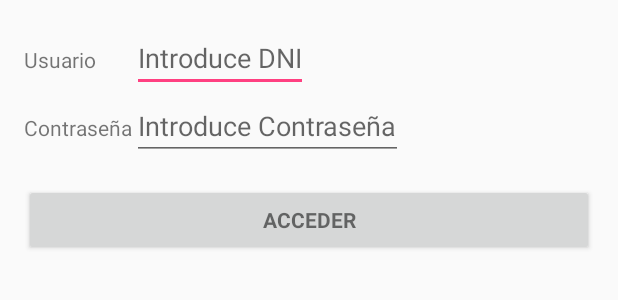
After one commit to BorjaMinguela/PracticasTTA, an Android app: the layout activity_login.xml on its own in the app's theme, with its tools: preview values and no code run, on a phone screen of 412 x 824 dp. The commit adds this screen. Shown: the top 300 px of the screen. Run offline under Robolectric (Android 15) with nearby library versions, the phone set to English and light mode, and no system bars.

Commit message:
Añadido login

```diff
--- a/app/build.gradle
+++ b/app/build.gradle
@@ -25,5 +25,6 @@ dependencies {
         exclude group: 'com.android.support', module: 'support-annotations'
     })
     compile 'com.android.support:appcompat-v7:23.4.0'
+    compile 'com.android.support:design:23.4.0'
     testCompile 'junit:junit:4.12'
 }
--- /dev/null
+++ b/app/src/main/res/layout/activity_login.xml
@@ -0,0 +1,81 @@
+<LinearLayout xmlns:android="http://schemas.android.com/apk/res/android"
+    xmlns:tools="http://schemas.android.com/tools"
+    android:layout_width="match_parent"
+    android:layout_height="match_parent"
+    android:gravity="center_horizontal"
+    android:orientation="vertical"
+    android:paddingBottom="@dimen/activity_vertical_margin"
+    android:paddingLeft="@dimen/activity_horizontal_margin"
+    android:paddingRight="@dimen/activity_horizontal_margin"
+    android:paddingTop="@dimen/activity_vertical_margin"
+    tools:context="com.example.borja.practicastta.LoginActivity">
+
+    <!-- Login progress -->
+    <ProgressBar
+        android:id="@+id/login_progress"
+        style="?android:attr/progressBarStyleLarge"
+        android:layout_width="wrap_content"
+        android:layout_height="wrap_content"
+        android:layout_marginBottom="8dp"
+        android:visibility="gone" />
+
+    <ScrollView
+        android:id="@+id/login_form"
+        android:layout_width="match_parent"
+        android:layout_height="match_parent">
+
+        <LinearLayout
+            android:id="@+id/email_login_form"
+            android:layout_width="match_parent"
+            android:layout_height="wrap_content"
+            android:orientation="vertical">
+            <GridLayout
+                android:layout_width="match_parent"
+                android:layout_height="match_parent"
+                android:columnCount="2"
+                >
+
+                <TextView
+                    android:text="@string/usuario"
+                    android:layout_width="wrap_content"
+                    android:layout_height="wrap_content"
+                    android:id="@+id/textView"
+                    android:layout_weight="1" />
+
+                <EditText
+                    android:id="@+id/login"
+                    android:layout_width="wrap_content"
+                    android:layout_height="wrap_content"
+                    android:hint="@string/prompt_dni"
+
+                    />
+                <TextView
+                    android:text="@string/password"
+                    android:layout_width="wrap_content"
+                    android:layout_height="wrap_content"
+                    android:id="@+id/passView"
+                    android:layout_weight="1" />
+
+                <EditText
+                    android:id="@+id/pass"
+                    android:layout_width="wrap_content"
+                    android:layout_height="wrap_content"
+                    android:hint="@string/prompt_password"
+
+                    />
+
+
+            </GridLayout>
+
+            <Button
+                android:id="@+id/email_sign_in_button"
+                style="?android:textAppearanceSmall"
+                android:layout_width="match_parent"
+                android:layout_height="wrap_content"
+                android:layout_marginTop="16dp"
+                android:text="@string/action_sign_in"
+                android:textStyle="bold" />
+
+        </LinearLayout>
+    </ScrollView>
+</LinearLayout>
--- /dev/null
+++ b/app/src/main/res/values-v21/styles.xml
@@ -0,0 +1,9 @@
+<resources>
+
+    <style name="AppTheme.NoActionBar">
+        <item name="windowActionBar">false</item>
+        <item name="windowNoTitle">true</item>
+        <item name="android:windowDrawsSystemBarBackgrounds">true</item>
+        <item name="android:statusBarColor">@android:color/transparent</item>
+    </style>
+</resources>
--- a/app/src/main/res/values/dimens.xml
+++ b/app/src/main/res/values/dimens.xml
@@ -2,4 +2,5 @@
     <!-- Default screen margins, per the Android Design guidelines. -->
     <dimen name="activity_horizontal_margin">16dp</dimen>
     <dimen name="activity_vertical_margin">16dp</dimen>
+    <dimen name="fab_margin">16dp</dimen>
 </resources>
--- a/app/src/main/res/values/strings.xml
+++ b/app/src/main/res/values/strings.xml
@@ -1,3 +1,20 @@
 <resources>
     <string name="app_name">PracticasTTA</string>
+    <string name="title_activity_login">Alumno TTA</string>
+
+    <!-- Strings related to login -->
+    <string name="prompt_dni">Introduce DNI</string>
+    <string name="prompt_password">Introduce Contraseña</string>
+    <string name="usuario">Usuario</string>
+    <string name="password">Contraseña</string>
+    <string name="action_sign_in">Acceder</string>
+    <string name="action_sign_in_short">Sign in</string>
+    <string name="error_invalid_email">This email address is invalid</string>
+    <string name="error_invalid_password">This password is too short</string>
+    <string name="error_incorrect_password">This password is incorrect</string>
+    <string name="error_field_required">This field is required</string>
+    <string name="permission_rationale">"Contacts permissions are needed for providing email
+        completions."
+    </string>
+    <string name="title_activity_main2">Main2Activity</string>
 </resources>
--- a/app/src/main/res/values/styles.xml
+++ b/app/src/main/res/values/styles.xml
@@ -8,4 +8,13 @@
         <item name="colorAccent">@color/colorAccent</item>
     </style>
 
+    <style name="AppTheme.NoActionBar">
+        <item name="windowActionBar">false</item>
+        <item name="windowNoTitle">true</item>
+    </style>
+
+    <style name="AppTheme.AppBarOverlay" parent="ThemeOverlay.AppCompat.Dark.ActionBar" />
+
+    <style name="AppTheme.PopupOverlay" parent="ThemeOverlay.AppCompat.Light" />
+
 </resources>
```
Also changed, not shown: app/src/main/AndroidManifest.xml (+15 -3 lines), app/src/main/java/com/example/borja/practicastta/LoginActivity.java (added, +349 -0 lines), app/src/main/java/com/example/borja/practicastta/Main2Activity.java (added, +29 -0 lines), app/src/main/res/layout/activity_main2.xml (added, +34 -0 lines), app/src/main/res/layout/content_main2.xml (added, +16 -0 lines).
